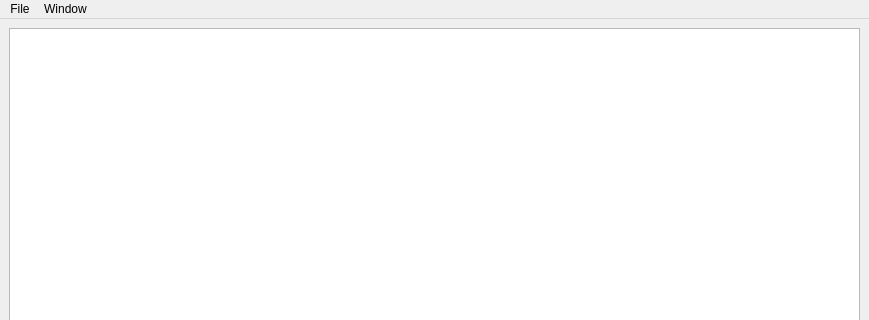
ragundo/DwarfExplorer, file dwarfexplorer/dfstructure_window.ui: the form before one commit; both pictures show x 0 to 869 and y 0 to 320 of the 869 by 710 pixel window.
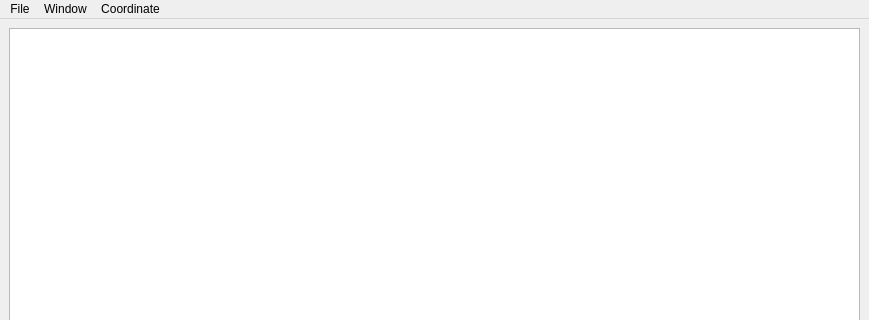
The form after the commit.

Commit message: Added menu to zoom to coordinates

Patch:
```diff
--- a/dwarfexplorer/dfstructure_window.ui
+++ b/dwarfexplorer/dfstructure_window.ui
@@ -43,8 +43,15 @@
      <addaction name="actionOpen_in_hex_viewer"/>
      <addaction name="actionOpenPointer_in_hex_viewer"/>
    </widget>
+      <widget class="QMenu" name="menuCoordinate">
+       <property name="title">
+     <string>Coordinate</string>
+    </property>
+    <addaction name="actionLocate_in_fortress"/>
+   </widget>
    <addaction name="menuFile"/>
    <addaction name="menuWindow"/>
+   <addaction name="menuCoordinate"/>
   </widget>
   <widget class="QStatusBar" name="statusbar"/>
   <action name="actionExit">
```
Left out of the diff: 5 changed lines with no effect on the pictures. The commit also changes 6 other files.
